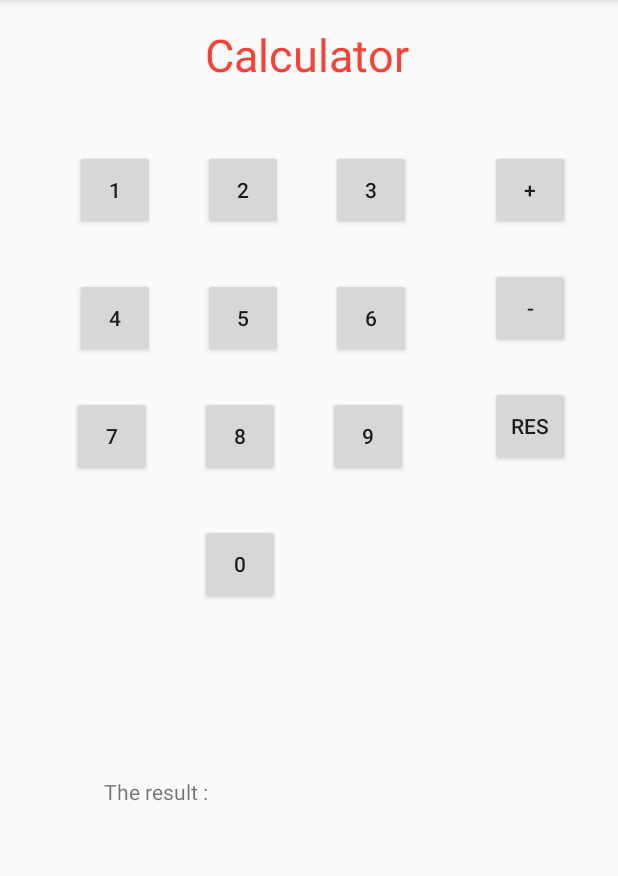
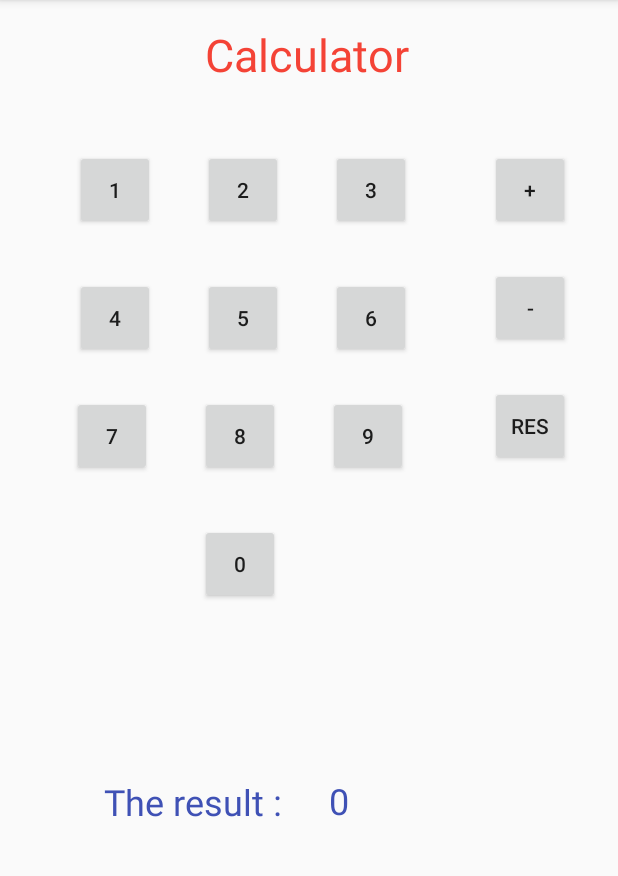
Before and after one commit to itaycs2407/AndroCalculaot, an Android app: the screen it shows after launch (MainActivity), on a phone screen of 412 x 824 dp, the part 84-960 px from its top. Run offline under Robolectric (Android 15) with nearby library versions, the phone set to English and light mode, and no system bars.

```diff
--- a/app/src/main/res/layout/activity_main.xml
+++ b/app/src/main/res/layout/activity_main.xml
@@ -138,6 +138,7 @@
         android:layout_height="53dp"
         android:layout_marginTop="25dp"
         android:layout_marginEnd="32dp"
+        android:onClick="btnMin"
         android:text="-"
         app:layout_constraintEnd_toEndOf="parent"
         app:layout_constraintTop_toBottomOf="@+id/buttonPlus" />
@@ -182,6 +183,8 @@
         android:layout_marginStart="69dp"
         android:layout_marginTop="26dp"
         android:text="The result :"
+        android:textColor="#3F51B5"
+        android:textSize="24sp"
         app:layout_constraintStart_toStartOf="parent"
         app:layout_constraintTop_toBottomOf="@+id/resText" />
 
@@ -191,6 +194,9 @@
         android:layout_height="wrap_content"
         android:layout_marginStart="31dp"
         android:layout_marginTop="517dp"
+        android:text="0"
+        android:textColor="#3F51B5"
+        android:textSize="24sp"
         app:layout_constraintStart_toEndOf="@+id/textView4"
         app:layout_constraintTop_toTopOf="parent" />
 
```
Also changed, not shown: app/src/main/java/www/myapp/mytest/MainActivity.kt (+19 -6 lines).
